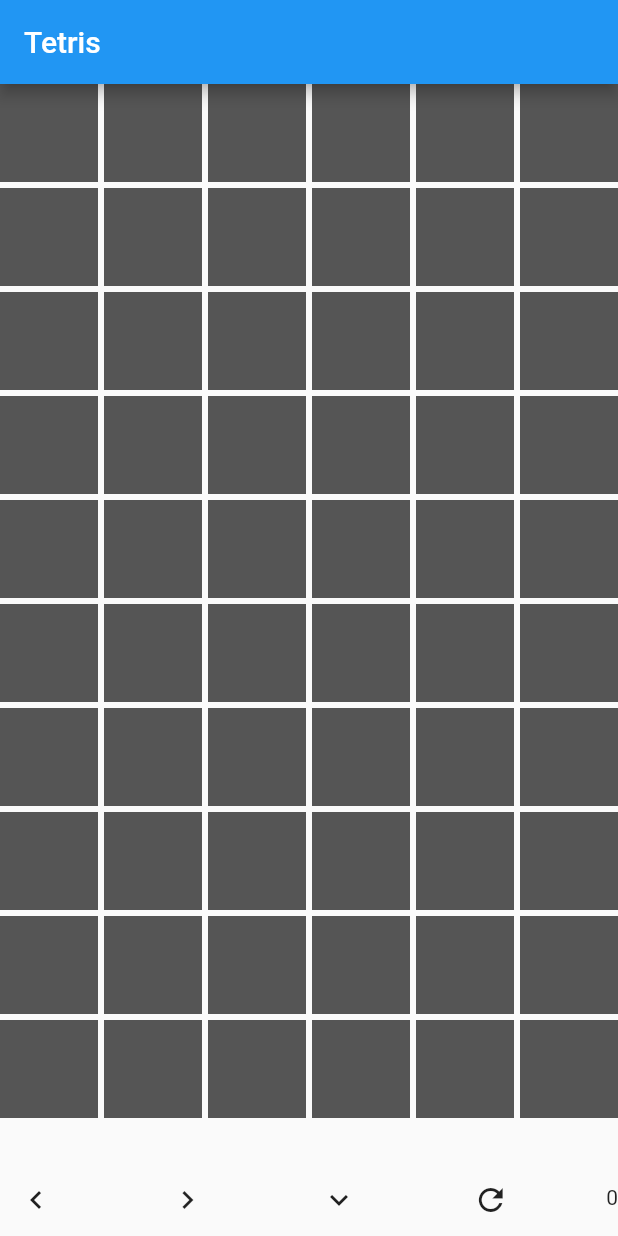
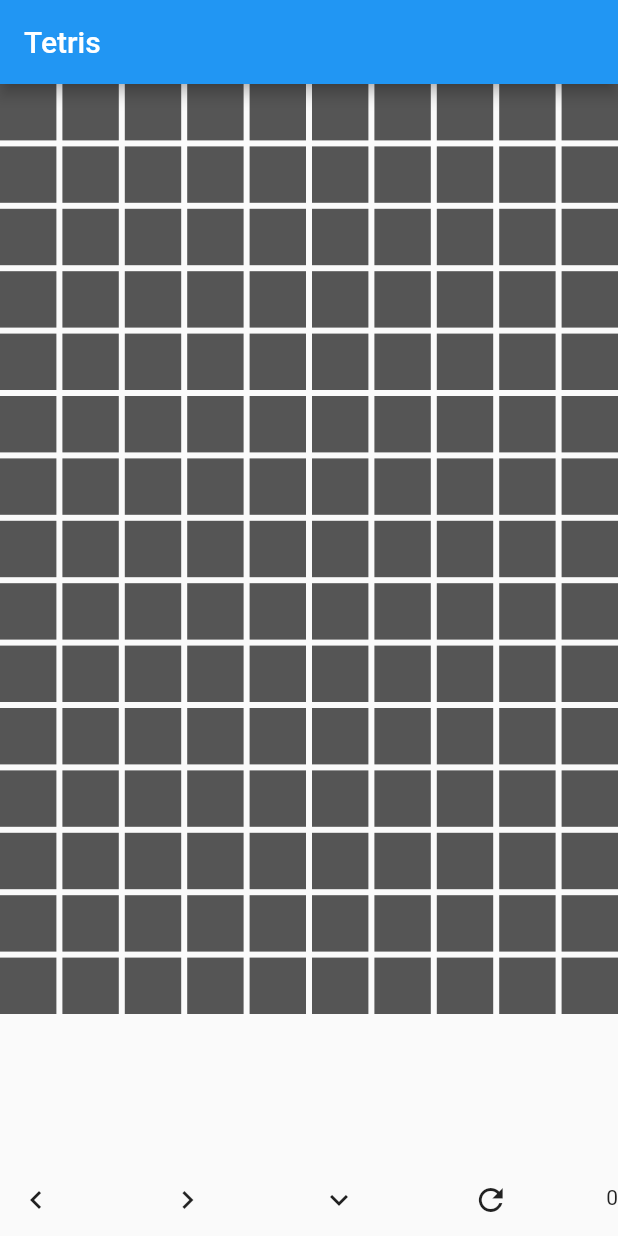
Before and after one commit to TTTiNNNy/tetris, a Flutter app: the screen it shows after launch, on a phone screen of 412 x 824 dp. Run offline on Flutter 3.47's test engine with Material 2 defaults, Android fonts, the phone set to English and light mode, and no system bars; missing offline and left inert: dart:ffi.

```diff
--- a/lib/play_field.dart
+++ b/lib/play_field.dart
@@ -12,8 +12,8 @@ class PlayForm extends StatefulWidget
 {
   PlayFieldModel field_model = new PlayFieldModel(PlayForm.width, PlayForm.height);
 
-  static const  width = 6;
-  static const height = 10;
+  static const  width = 10;
+  static const height = 15;
   PlayForm({Key key,}) : super(key: key);
 
   @override
```
